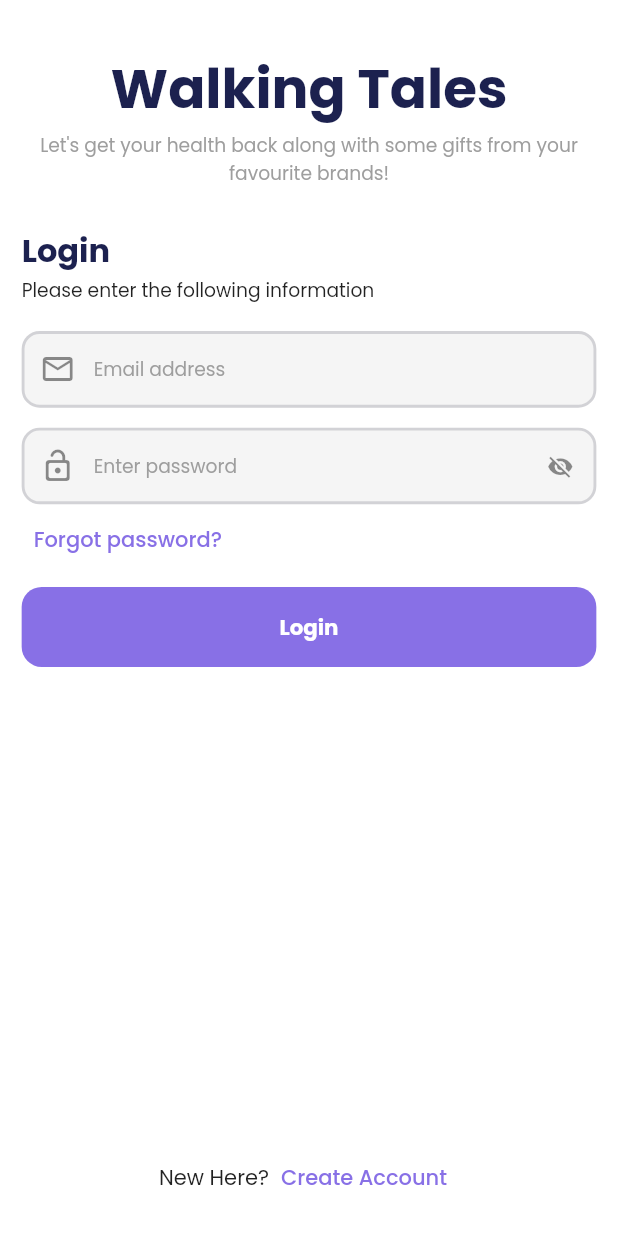
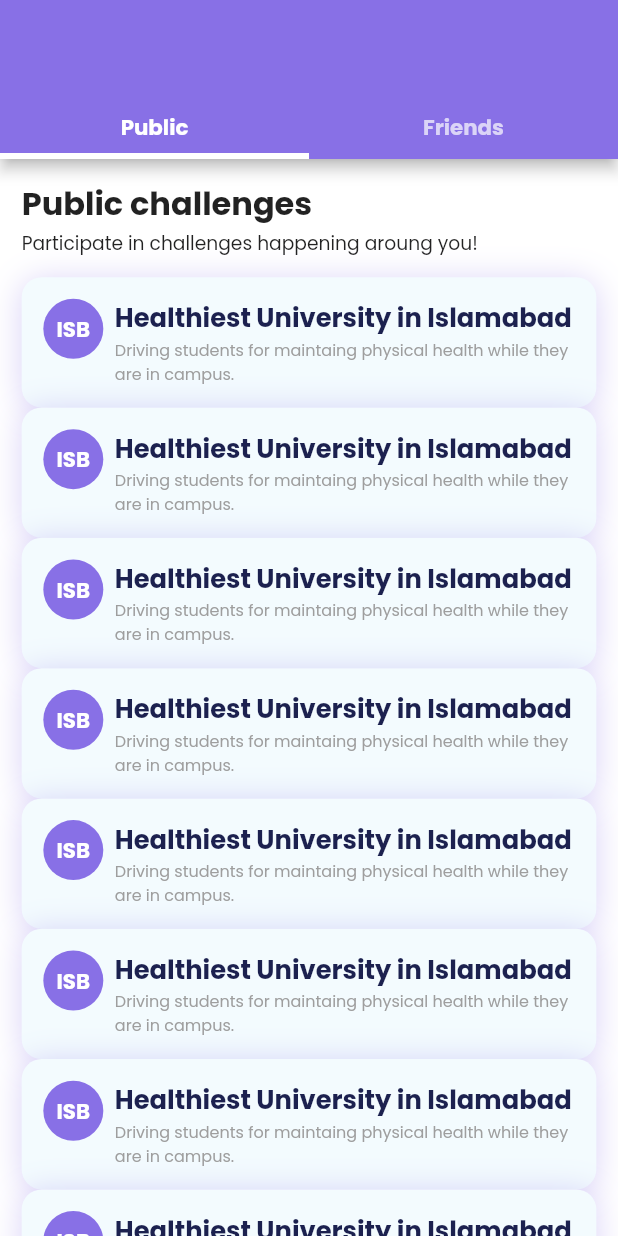
Before and after one commit to mhmzdev/walking-tales-app, a Flutter app: the screen it shows after launch, on a phone screen of 412 x 824 dp. Run offline on Flutter 3.47's test engine with Material 2 defaults, Android fonts, the phone set to English and light mode, and no system bars; drawn by our look-alikes of flutter_form_builder; our stand-ins replace awesome_snackbar_content, cloud_firestore, equatable, firebase_auth, firebase_core, flutter_bloc and 3 more; accounts and stored records are empty.

Commit message:
challenge screen - public screen done

```diff
--- /dev/null
+++ b/lib/animations/bottom_animation.dart
@@ -0,0 +1,85 @@
+import 'dart:async';
+
+import 'package:flutter/material.dart';
+
+class Animator extends StatefulWidget {
+  final Widget? child;
+  final Duration? time;
+
+  const Animator(
+    Key? key,
+    this.child,
+    this.time,
+  ) : super(key: key);
+
+  @override
+  AnimatorState createState() => AnimatorState();
+}
+
+class AnimatorState extends State<Animator>
+    with SingleTickerProviderStateMixin {
+  Timer? timer;
+  AnimationController? animationController;
+  Animation? animation;
+
+  @override
+  void initState() {
+    super.initState();
+    animationController = AnimationController(
+        duration: const Duration(milliseconds: 290), vsync: this);
+    animation =
+        CurvedAnimation(parent: animationController!, curve: Curves.easeInOut);
+    timer = Timer(widget.time!, animationController!.forward);
+  }
+
+  @override
+  void dispose() {
+    animationController!.dispose();
+    super.dispose();
+    timer!.cancel();
+  }
+
+  @override
+  Widget build(BuildContext context) {
+    return AnimatedBuilder(
+      animation: animation!,
+      child: widget.child,
+      builder: (BuildContext context, Widget? child) {
+        return Opacity(
+          opacity: animation!.value,
+          child: Transform.translate(
+            offset: Offset(0.0, (1 - animation!.value) * 20),
+            child: child,
+          ),
+        );
+      },
+    );
+  }
+}
+
+Timer? timer;
+Duration duration = const Duration();
+
+wait() {
+  if (timer == null || !timer!.isActive) {
+    timer = Timer(const Duration(microseconds: 120), () {
+      duration = const Duration();
+    });
+  }
+  duration += const Duration(milliseconds: 100);
+  return duration;
+}
+
+class WidgetAnimator extends StatelessWidget {
+  final Widget child;
+
+  const WidgetAnimator({
+    Key? key,
+    required this.child,
+  }) : super(key: key);
+
+  @override
+  Widget build(BuildContext context) {
+    return Animator(key, child, wait());
+  }
+}
--- a/lib/app_routes.dart
+++ b/lib/app_routes.dart
@@ -3,6 +3,7 @@ class AppRoutes {
 
 	static const home = 'home';
 	static const splash = 'splash';
+	static const challenges = 'challenges';
 	static const register = 'register';
 	static const login = 'login';
 }
--- a/lib/configs/ui_props.dart
+++ b/lib/configs/ui_props.dart
@@ -79,10 +79,10 @@ abstract class UIProps {
   static initShadows() {
     cardShadow = [
       BoxShadow(
-        color: AppTheme.c.shadowSub!,
-        blurRadius: 4,
+        color: AppTheme.c.primary.withAlpha(80),
+        blurRadius: 18,
         spreadRadius: 0,
-        offset: const Offset(0, 4),
+        offset: const Offset(0, 2),
       ),
     ];
     bottomNavigationShadow = [
@@ -98,7 +98,7 @@ abstract class UIProps {
     boxCard = BoxDecoration(
       borderRadius: radiusM,
       boxShadow: cardShadow,
-      color: AppTheme.c.background,
+      color: AppTheme.c.backgroundSub,
     );
   }
 }
--- a/lib/main.dart
+++ b/lib/main.dart
@@ -8,6 +8,7 @@ import 'package:walking_tales/cubits/auth/cubit.dart';
 import 'package:walking_tales/cubits/domain/cubit.dart';
 import 'package:walking_tales/firebase_options.dart';
 import 'package:walking_tales/providers/app_provider.dart';
+import 'package:walking_tales/screens/challenges/challenges.dart';
 import 'package:walking_tales/screens/home/home.dart';
 import 'package:walking_tales/screens/login/login.dart';
 import 'package:walking_tales/screens/register/register.dart';
@@ -40,7 +41,7 @@ class MyApp extends StatelessWidget {
         debugShowCheckedModeBanner: false,
         title: 'Walking Tales',
         theme: theme.themeLight,
-        initialRoute: AppRoutes.splash,
+        initialRoute: AppRoutes.challenges,
         localizationsDelegates: const [
           FormBuilderLocalizations.delegate,
         ],
@@ -49,6 +50,7 @@ class MyApp extends StatelessWidget {
           AppRoutes.login: (context) => const LoginScreen(),
           AppRoutes.splash: (context) => const SplashScreen(),
           AppRoutes.register: (context) => const RegisterScreen(),
+          AppRoutes.challenges: (context) => const ChallengesScreen(),
         },
       ),
     );
--- /dev/null
+++ b/lib/screens/challenges/challenges.dart
@@ -0,0 +1,58 @@
+import 'package:flutter/material.dart';
+import 'package:walking_tales/animations/bottom_animation.dart';
+import 'package:walking_tales/configs/app.dart';
+import 'package:flutter_screenutil/flutter_screenutil.dart';
+import 'package:walking_tales/configs/configs.dart';
+import 'package:walking_tales/widgets/cards/challenge_card.dart';
+
+part 'widgets/_public.dart';
+part 'widgets/_friends.dart';
+
+class ChallengesScreen extends StatelessWidget {
+  const ChallengesScreen({Key? key}) : super(key: key);
+
+  @override
+  Widget build(BuildContext context) {
+    App.init(context);
+    ScreenUtil.init(context, designSize: const Size(428, 926));
+
+    return DefaultTabController(
+      length: 2,
+      child: Scaffold(
+        appBar: AppBar(
+          bottom: TabBar(
+            indicatorColor: Colors.white,
+            indicatorWeight: 4,
+            tabs: [
+              Padding(
+                padding: Space.v,
+                child: Text(
+                  'Public',
+                  style: AppText.b1b,
+                ),
+              ),
+              Padding(
+                padding: Space.v,
+                child: Text(
+                  'Friends',
+                  style: AppText.b1b,
+                ),
+              ),
+            ],
+          ),
+        ),
+        body: const SafeArea(
+          top: false,
+          bottom: true,
+          child: TabBarView(
+            physics: NeverScrollableScrollPhysics(),
+            children: [
+              _Public(),
+              _Friends(),
+            ],
+          ),
+        ),
+      ),
+    );
+  }
+}
--- /dev/null
+++ b/lib/screens/challenges/widgets/_friends.dart
@@ -0,0 +1,12 @@
+part of '../challenges.dart';
+
+class _Friends extends StatelessWidget {
+  const _Friends({Key? key}) : super(key: key);
+
+  @override
+  Widget build(BuildContext context) {
+    return const Center(
+      child: Text('Friends'),
+    );
+  }
+}
--- /dev/null
+++ b/lib/screens/challenges/widgets/_public.dart
@@ -0,0 +1,33 @@
+part of '../challenges.dart';
+
+class _Public extends StatelessWidget {
+  const _Public({Key? key}) : super(key: key);
+
+  @override
+  Widget build(BuildContext context) {
+    return GestureDetector(
+      onTap: () => FocusScope.of(context).unfocus(),
+      child: SingleChildScrollView(
+        padding: Space.all(),
+        child: Column(
+          crossAxisAlignment: CrossAxisAlignment.stretch,
+          children: [
+            Text(
+              'Public challenges',
+              style: AppText.h1b,
+            ),
+            Text(
+              'Participate in challenges happening aroung you!',
+              style: AppText.b2,
+            ),
+            Space.y1,
+            for (int i = 0; i < 12; i++)
+              const WidgetAnimator(
+                child: ChallengeCard(),
+              )
+          ],
+        ),
+      ),
+    );
+  }
+}
--- /dev/null
+++ b/lib/widgets/cards/challenge_card.dart
@@ -0,0 +1,49 @@
+import 'package:flutter/material.dart';
+import 'package:walking_tales/configs/configs.dart';
+
+class ChallengeCard extends StatelessWidget {
+  const ChallengeCard({Key? key}) : super(key: key);
+
+  @override
+  Widget build(BuildContext context) {
+    return Container(
+      width: double.infinity,
+      decoration: UIProps.boxCard,
+      padding: Space.all(),
+      child: Row(
+        crossAxisAlignment: CrossAxisAlignment.start,
+        children: [
+          CircleAvatar(
+            backgroundColor: AppTheme.c.primary,
+            child: Text(
+              'ISB',
+              style: AppText.b1b.cl(
+                Colors.white,
+              ),
+            ),
+          ),
+          Space.x,
+          Expanded(
+            child: Column(
+              mainAxisSize: MainAxisSize.min,
+              crossAxisAlignment: CrossAxisAlignment.start,
+              children: [
+                Text(
+                  'Healthiest University in Islamabad',
+                  style: AppText.b1b.copyWith(
+                    color: AppTheme.c.primaryDark,
+                    fontSize: AppDimensions.font(8),
+                  ),
+                ),
+                Text(
+                  'Driving students for maintaing physical health while they are in campus.',
+                  style: AppText.l1.cl(Colors.grey),
+                ),
+              ],
+            ),
+          )
+        ],
+      ),
+    );
+  }
+}
--- /dev/null
+++ b/lib/widgets/dividers/app_dividers.dart
@@ -0,0 +1,14 @@
+import 'package:flutter/material.dart';
+import 'package:flutter_screenutil/flutter_screenutil.dart';
+import 'package:walking_tales/configs/app_theme.dart';
+
+class AppDividers {
+  static Widget simple(BuildContext context) {
+    ScreenUtil.init(context, designSize: const Size(428, 926));
+
+    return Divider(
+      height: 40.h,
+      color: AppTheme.c.primary,
+    );
+  }
+}
--- a/lib/widgets/text_fields/custom_text_field.dart
+++ b/lib/widgets/text_fields/custom_text_field.dart
@@ -113,6 +113,7 @@ class CustomTextFieldState extends State<CustomTextField> {
                   )
                 : null,
             filled: true,
+            fillColor: Colors.white,
             contentPadding:
                 EdgeInsets.symmetric(horizontal: 20.w, vertical: 18.h),
             hintText: widget.hint,
```
